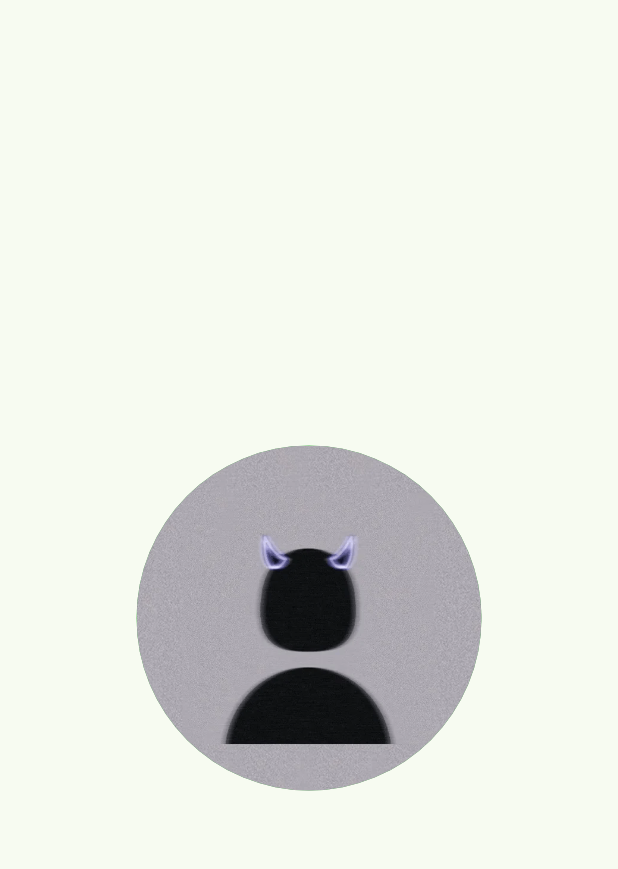
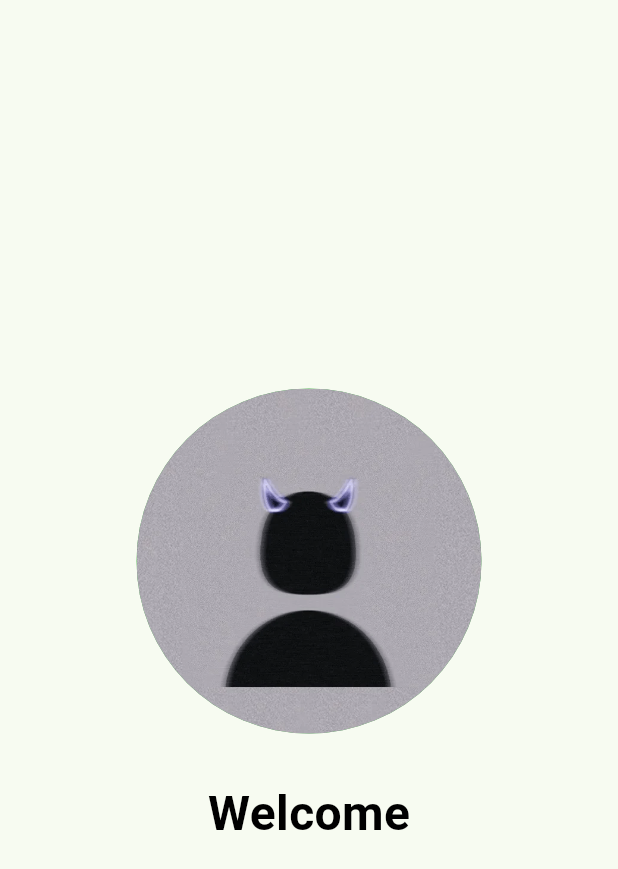
Before and after one commit to zaqimaulana/-KB1179-1123150048-uts-, a Flutter app: the screen it shows after launch, on a phone screen of 412 x 824 dp. Shown: the top 869 px of the screen. Run offline on Flutter 3.47's test engine with Material 3 defaults, Android fonts, the phone set to English and light mode, and no system bars.

Commit message:
membuat tulisan welcome dan memberi jarak dengan gambar

```diff
--- a/lib/splash_screen_1.dart
+++ b/lib/splash_screen_1.dart
@@ -23,6 +23,17 @@ class SplashScreen1 extends StatelessWidget {
                 ),
               ),
             ),
+
+            const SizedBox(height: 30), // jarak antara gambar dan teks
+
+            const Text(
+              "Welcome",
+              style: TextStyle(
+                fontSize: 32.0,
+                color: Colors.black,
+                fontWeight: FontWeight.bold,
+              ),
+            ),
           ],
         ),
       ),
```
